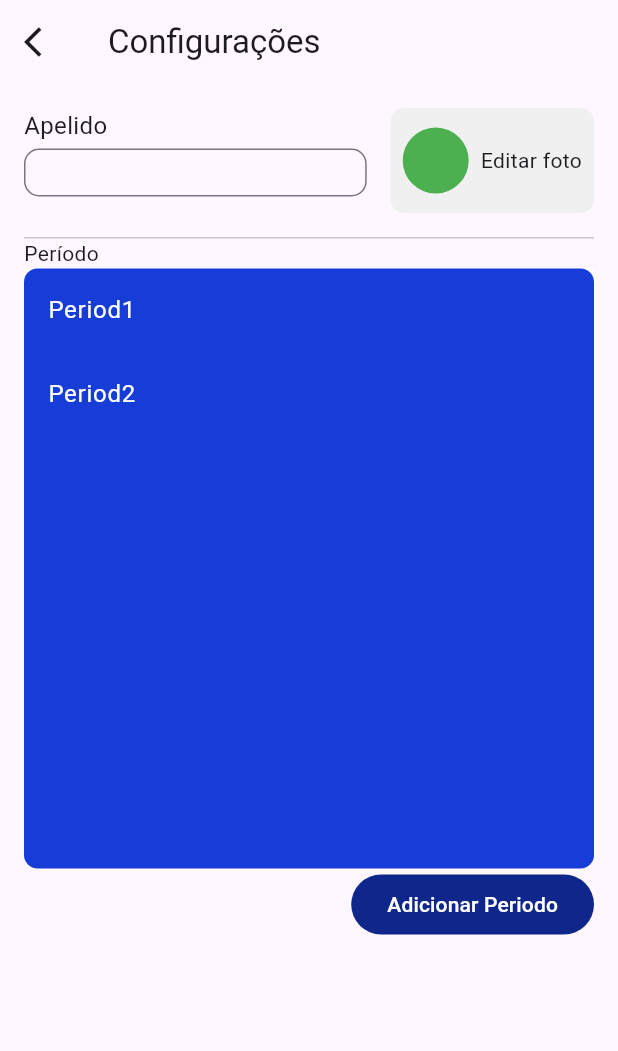
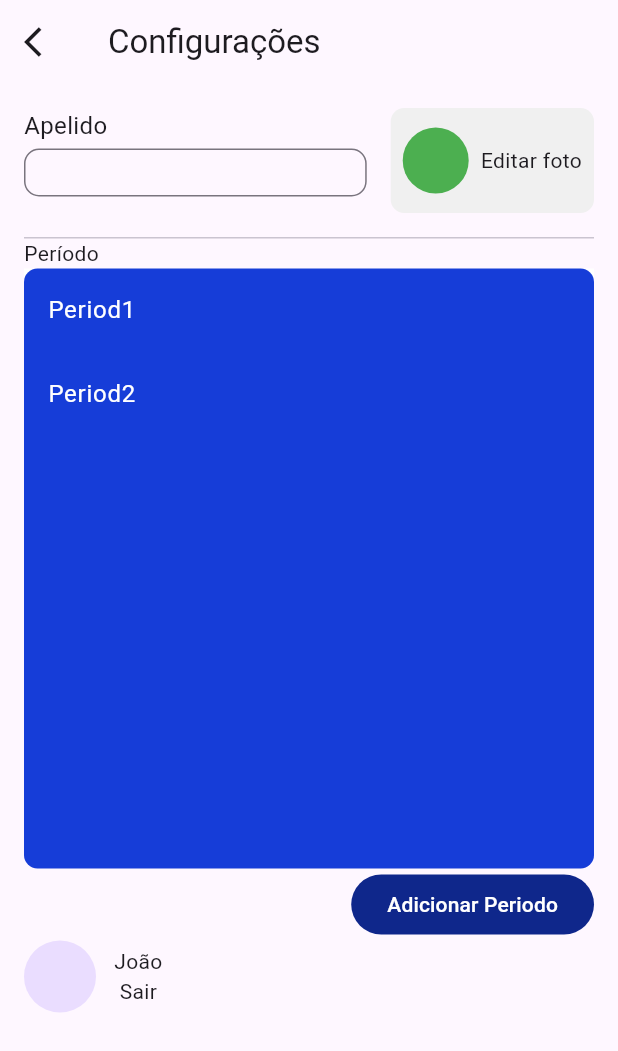
Before and after one commit to Leuow95/sciencedex_challenge, a Flutter app: the screen it shows after launch, on a phone screen of 412 x 824 dp. Shown: the top 1051 px of the screen. Run offline on Flutter 3.47's test engine with Material 2 defaults, Android fonts, the phone set to English and light mode, and no system bars; our stand-ins replace flutter_modular.

Commit message:
feat: CONFIG WIP

```diff
--- a/lib/src/features/configuration/ui/configuration_page.dart
+++ b/lib/src/features/configuration/ui/configuration_page.dart
@@ -1,6 +1,7 @@
 import 'package:flutter/material.dart';
 import 'package:sciencedex_challenge/src/features/configuration/ui/widgets/search_section.dart';
 
+import 'widgets/logout_section.dart';
 import 'widgets/period_section.dart';
 
 class ConfigurationPage extends StatelessWidget {
@@ -23,6 +24,7 @@ class ConfigurationPage extends StatelessWidget {
             SizedBox(height: 16),
             Divider(height: 1),
             PeriodSection(periods: periods),
+            LogoutSection(),
           ],
         ),
       ),
--- /dev/null
+++ b/lib/src/features/configuration/ui/widgets/logout_section.dart
@@ -0,0 +1,22 @@
+import 'package:flutter/material.dart';
+
+class LogoutSection extends StatelessWidget {
+  const LogoutSection({super.key});
+
+  @override
+  Widget build(BuildContext context) {
+    return const Row(
+      children: [
+        CircleAvatar(radius: 24),
+        SizedBox(width: 12),
+        // ListTile(title: Text("João")),
+        Column(
+          children: [
+            Text("João"),
+            Text("Sair"),
+          ],
+        )
+      ],
+    );
+  }
+}
```
